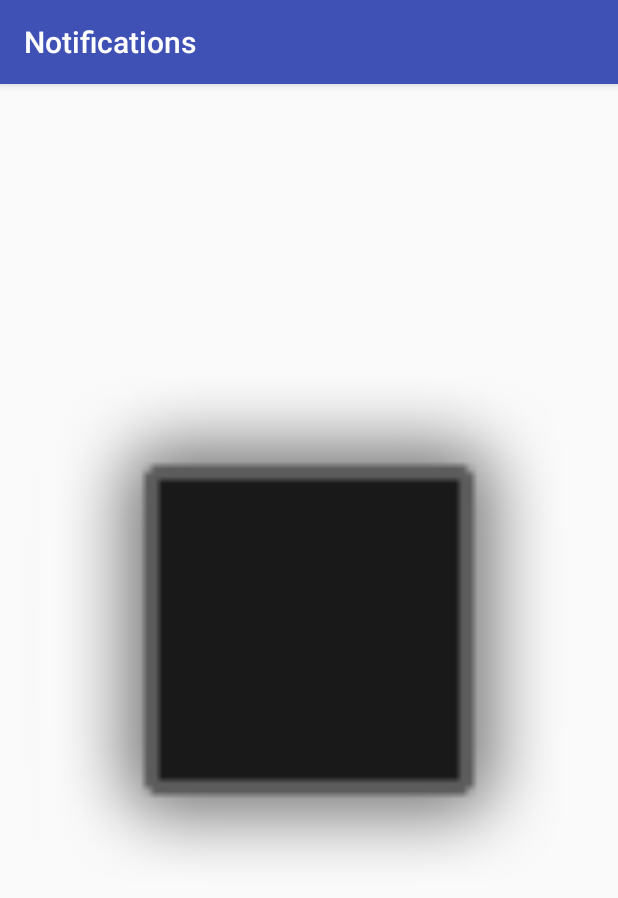
After one commit to AlexxLeoHansen/AlarmNotification, an Android app: the Delay screen opened directly, with no data from a screen before it, on a phone screen of 412 x 824 dp. The commit adds this screen. Shown: the top 898 px of the screen. Run offline under Robolectric (Android 15) with nearby library versions, the phone set to English and light mode, and no system bars.

Commit message:
implemented action and get asyncronous image from url

```diff
--- /dev/null
+++ b/app/src/main/java/com/jos/notifications/Delay.java
@@ -0,0 +1,58 @@
+package com.jos.notifications;
+
+import android.content.Intent;
+import android.graphics.Bitmap;
+import android.graphics.BitmapFactory;
+import android.media.Image;
+import android.net.Uri;
+import android.support.v7.app.AppCompatActivity;
+import android.os.Bundle;
+import android.widget.ImageView;
+import android.widget.TextView;
+
+import org.w3c.dom.Text;
+
+import java.io.IOException;
+import java.net.MalformedURLException;
+import java.net.URL;
+import java.util.concurrent.ExecutionException;
+
+public class Delay extends AppCompatActivity {
+
+    private ImageView iv;
+    private Intent i;
+    private Long alarmtime;
+    private String imageurl = "https://img.memesuper.com/1089a06e3ecf468ac33ae7b7fe1a1203_oh-hell-yeah-hell-yeah-memes_427-433.jpeg";
+    private URL url;
+
+    @Override
+    protected void onCreate(Bundle savedInstanceState) {
+        super.onCreate(savedInstanceState);
+        setContentView(R.layout.activity_delay);
+
+        iv = (ImageView) findViewById(R.id.iv);
+    }
+
+    @Override
+    protected void onStart() {
+        super.onStart();
+
+        try {
+            url = new URL(imageurl);
+
+            getURLAsync gua = new getURLAsync();
+            gua.execute(url);
+
+            Bitmap img = gua.get();
+            if(img ==null) {
+                img = BitmapFactory.decodeResource(this.getResources(), android.R.drawable.alert_dark_frame);
+                iv.setImageBitmap(img);
+            }
+            else
+                iv.setImageBitmap(img);
+
+        } catch (ExecutionException | InterruptedException | MalformedURLException e) {
+            e.printStackTrace();
+        }
+    }
+}
--- /dev/null
+++ b/app/src/main/java/com/jos/notifications/getURLAsync.java
@@ -0,0 +1,43 @@
+package com.jos.notifications;
+
+import android.graphics.Bitmap;
+import android.graphics.BitmapFactory;
+import android.os.AsyncTask;
+
+import java.io.IOException;
+import java.net.HttpURLConnection;
+import java.net.MalformedURLException;
+import java.net.URL;
+
+/**
+ * Created by jos on 17-03-17.
+ */
+
+public class getURLAsync extends AsyncTask<URL,Void,Bitmap>{
+
+    @Override
+    protected Bitmap doInBackground(URL... params) {
+        HttpURLConnection huc = null;
+        Bitmap bm = null;
+
+        try {
+            huc = (HttpURLConnection) params[0].openConnection();
+            bm = BitmapFactory.decodeStream(huc.getInputStream());
+        } catch (MalformedURLException e) {
+            e.printStackTrace();
+        } catch (IOException e) {
+            e.printStackTrace();
+            return null;
+        }
+        finally {
+            huc.disconnect();
+        }
+
+        return bm;
+    }
+
+    @Override
+    protected void onPostExecute(Bitmap bitmap) {
+        super.onPostExecute(bitmap);
+    }
+}
--- /dev/null
+++ b/app/src/main/res/layout/activity_delay.xml
@@ -0,0 +1,22 @@
+<?xml version="1.0" encoding="utf-8"?>
+<RelativeLayout xmlns:android="http://schemas.android.com/apk/res/android"
+    xmlns:app="http://schemas.android.com/apk/res-auto"
+    xmlns:tools="http://schemas.android.com/tools"
+    android:id="@+id/activity_delay"
+    android:layout_width="match_parent"
+    android:layout_height="match_parent"
+    android:paddingBottom="@dimen/activity_vertical_margin"
+    android:paddingLeft="@dimen/activity_horizontal_margin"
+    android:paddingRight="@dimen/activity_horizontal_margin"
+    android:paddingTop="@dimen/activity_vertical_margin"
+    tools:context="com.jos.notifications.Delay">
+
+    <ImageView
+        android:layout_width="match_parent"
+        android:layout_height="match_parent"
+        app:srcCompat="@mipmap/ic_launcher"
+        android:id="@+id/iv"
+        android:layout_alignParentTop="true"
+        android:layout_alignParentLeft="true"
+        android:layout_alignParentStart="true" />
+</RelativeLayout>
```
Also changed, not shown: app/src/main/AndroidManifest.xml (+7 -3 lines), app/src/main/java/com/jos/notifications/ClockReceiver.java (+7 -8 lines), app/src/main/java/com/jos/notifications/MainActivity.java (+29 -11 lines).
